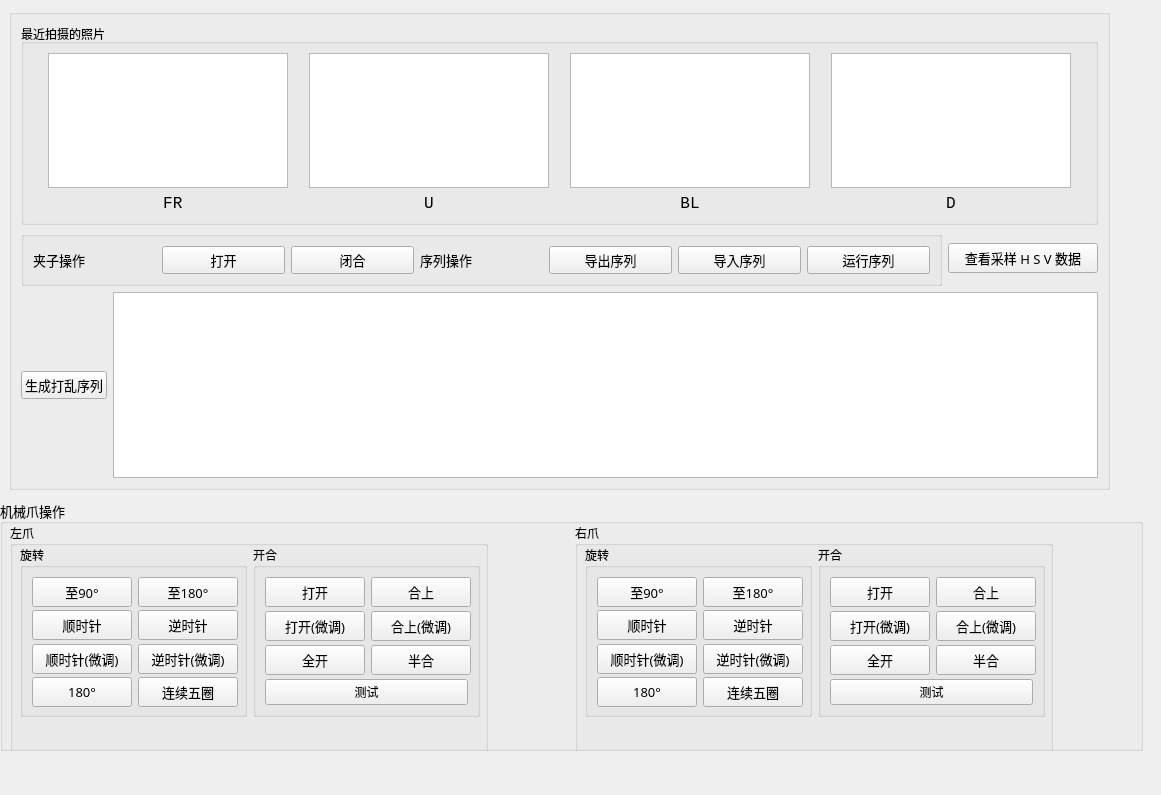
Qt form Cube_Explorer_SPFA_with_Qt/qtWindows/DebugWidget.ui (hovnySiLenCe/Cube_Explorer_SPFA_with_Qt) before a commit.
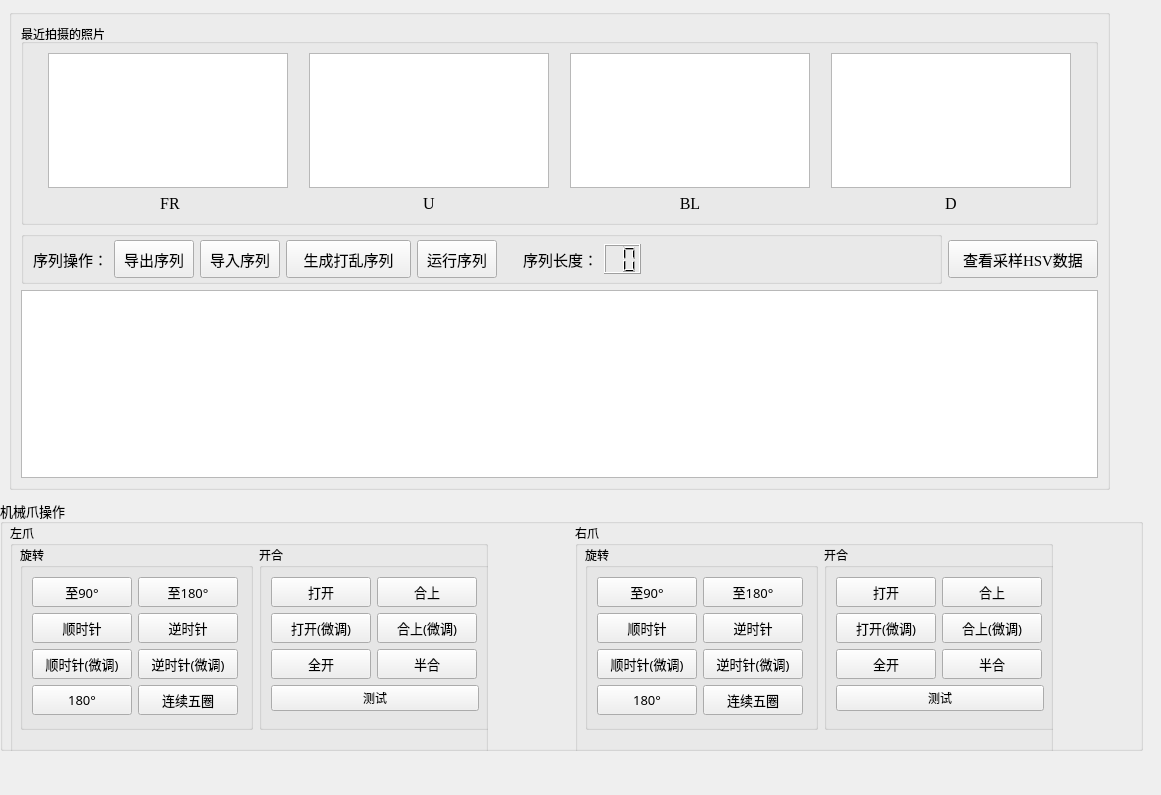
The same form after that commit.

Commit message: promote debug windows

What changed in the file:
```diff
--- a/Cube_Explorer_SPFA_with_Qt/qtWindows/DebugWidget.ui
+++ b/Cube_Explorer_SPFA_with_Qt/qtWindows/DebugWidget.ui
@@ -49,13 +49,13 @@
     <property name="title">
      <string>左爪</string>
     </property>
-    <widget class="QWidget" name="">
+    <widget class="QWidget" name="layoutWidget">
      <property name="geometry">
       <rect>
        <x>10</x>
        <y>22</y>
-       <width>460</width>
-       <height>172</height>
+       <width>471</width>
+       <height>185</height>
       </rect>
      </property>
      <layout class="QHBoxLayout" name="horizontalLayout_4">
@@ -455,13 +455,13 @@
     <property name="title">
      <string>右爪</string>
     </property>
-    <widget class="QWidget" name="">
+    <widget class="QWidget" name="layoutWidget">
      <property name="geometry">
       <rect>
        <x>10</x>
        <y>22</y>
-       <width>460</width>
-       <height>172</height>
+       <width>471</width>
+       <height>185</height>
       </rect>
      </property>
      <layout class="QHBoxLayout" name="horizontalLayout_5">
@@ -892,7 +892,7 @@
           <widget class="QLabel" name="label_FR">
            <property name="font">
             <font>
-             <family>Consolas</family>
+             <family>Times New Roman</family>
              <pointsize>12</pointsize>
              <weight>50</weight>
              <bold>false</bold>
@@ -930,7 +930,7 @@
           <widget class="QLabel" name="label_U">
            <property name="font">
             <font>
-             <family>Consolas</family>
+             <family>Times New Roman</family>
              <pointsize>12</pointsize>
              <weight>50</weight>
              <bold>false</bold>
@@ -968,7 +968,7 @@
           <widget class="QLabel" name="label_BL">
            <property name="font">
             <font>
-             <family>Consolas</family>
+             <family>Times New Roman</family>
              <pointsize>12</pointsize>
              <weight>50</weight>
              <bold>false</bold>
@@ -1006,7 +1006,7 @@
           <widget class="QLabel" name="label_D">
            <property name="font">
             <font>
-             <family>Consolas</family>
+             <family>Times New Roman</family>
              <pointsize>12</pointsize>
              <weight>50</weight>
              <bold>false</bold>
@@ -1029,40 +1029,48 @@
      <layout class="QHBoxLayout" name="horizontalLayout_3">
       <item>
        <widget class="QGroupBox" name="groupBox_2">
+        <property name="font">
+         <font>
+          <family>Times New Roman</family>
+          <pointsize>11</pointsize>
+         </font>
+        </property>
         <property name="title">
          <string/>
         </property>
         <layout class="QHBoxLayout" name="horizontalLayout">
-         <item>
-          <widget class="QLabel" name="label">
-           <property name="text">
-            <string>夹子操作</string>
-           </property>
-          </widget>
-         </item>
-         <item>
-          <widget class="QPushButton" name="btn_clamp_open">
-           <property name="text">
-            <string>打开</string>
-           </property>
-          </widget>
-         </item>
-         <item>
-          <widget class="QPushButton" name="btn_clamp_close">
-           <property name="text">
-            <string>闭合</string>
-           </property>
-          </widget>
-         </item>
+         <property name="topMargin">
+          <number>3</number>
+         </property>
+         <property name="bottomMargin">
+          <number>3</number>
+         </property>
          <item>
           <widget class="QLabel" name="label_2">
            <property name="text">
-            <string>序列操作</string>
+            <string>序列操作：</string>
            </property>
           </widget>
          </item>
          <item>
           <widget class="QPushButton" name="btn_save">
+           <property name="sizePolicy">
+            <sizepolicy hsizetype="Minimum" vsizetype="Maximum">
+             <horstretch>0</horstretch>
+             <verstretch>0</verstretch>
+            </sizepolicy>
+           </property>
+           <property name="minimumSize">
+            <size>
+             <width>0</width>
+             <height>38</height>
+            </size>
+           </property>
+           <property name="font">
+            <font>
+             <pointsize>11</pointsize>
+            </font>
+           </property>
            <property name="text">
             <string>导出序列</string>
            </property>
@@ -1070,40 +1078,181 @@
          </item>
          <item>
           <widget class="QPushButton" name="btn_open">
+           <property name="sizePolicy">
+            <sizepolicy hsizetype="Minimum" vsizetype="Maximum">
+             <horstretch>0</horstretch>
+             <verstretch>0</verstretch>
+            </sizepolicy>
+           </property>
+           <property name="minimumSize">
+            <size>
+             <width>0</width>
+             <height>38</height>
+            </size>
+           </property>
+           <property name="font">
+            <font>
+             <pointsize>11</pointsize>
+            </font>
+           </property>
            <property name="text">
             <string>导入序列</string>
            </property>
           </widget>
          </item>
+         <item>
+          <widget class="QPushButton" name="btn_create">
+           <property name="sizePolicy">
+            <sizepolicy hsizetype="Maximum" vsizetype="Maximum">
+             <horstretch>0</horstretch>
+             <verstretch>0</verstretch>
+            </sizepolicy>
+           </property>
+           <property name="minimumSize">
+            <size>
+             <width>125</width>
+             <height>38</height>
+            </size>
+           </property>
+           <property name="font">
+            <font>
+             <pointsize>11</pointsize>
+            </font>
+           </property>
+           <property name="text">
+            <string>生成打乱序列</string>
+           </property>
+          </widget>
+         </item>
          <item>
           <widget class="QPushButton" name="btn_run">
+           <property name="sizePolicy">
+            <sizepolicy hsizetype="Minimum" vsizetype="Maximum">
+             <horstretch>0</horstretch>
+             <verstretch>0</verstretch>
+            </sizepolicy>
+           </property>
+           <property name="minimumSize">
+            <size>
+             <width>0</width>
+             <height>38</height>
+            </size>
+           </property>
+           <property name="font">
+            <font>
+             <pointsize>11</pointsize>
+            </font>
+           </property>
            <property name="text">
             <string>运行序列</string>
            </property>
           </widget>
          </item>
+         <item>
+          <spacer name="horizontalSpacer_2">
+           <property name="orientation">
+            <enum>Qt::Horizontal</enum>
+           </property>
+           <property name="sizeType">
+            <enum>QSizePolicy::Minimum</enum>
+           </property>
+           <property name="sizeHint" stdset="0">
+            <size>
+             <width>20</width>
+             <height>20</height>
+            </size>
+           </property>
+          </spacer>
+         </item>
+         <item>
+          <widget class="QLabel" name="label_1">
+           <property name="text">
+            <string>序列长度：</string>
+           </property>
+          </widget>
+         </item>
+         <item>
+          <widget class="QLCDNumber" name="seqs_length">
+           <property name="sizePolicy">
+            <sizepolicy hsizetype="Minimum" vsizetype="Maximum">
+             <horstretch>0</horstretch>
+             <verstretch>0</verstretch>
+            </sizepolicy>
+           </property>
+           <property name="minimumSize">
+            <size>
+             <width>0</width>
+             <height>30</height>
+            </size>
+           </property>
+           <property name="font">
+            <font>
+             <pointsize>11</pointsize>
+             <weight>75</weight>
+             <bold>true</bold>
+            </font>
+           </property>
+           <property name="frameShape">
+            <enum>QFrame::Box</enum>
+           </property>
+           <property name="digitCount">
+            <number>2</number>
+           </property>
+           <property name="segmentStyle">
+            <enum>QLCDNumber::Filled</enum>
+           </property>
+           <property name="intValue" stdset="0">
+            <number>0</number>
+           </property>
+          </widget>
+         </item>
+         <item>
+          <spacer name="horizontalSpacer">
+           <property name="orientation">
+            <enum>Qt::Horizontal</enum>
+           </property>
+           <property name="sizeHint" stdset="0">
+            <size>
+             <width>40</width>
+             <height>20</height>
+            </size>
+           </property>
+          </spacer>
+         </item>
         </layout>
        </widget>
       </item>
       <item>
        <widget class="QPushButton" name="btn_showLastSample">
+        <property name="sizePolicy">
+         <sizepolicy hsizetype="Minimum" vsizetype="Maximum">
+          <horstretch>0</horstretch>
+          <verstretch>0</verstretch>
+         </sizepolicy>
+        </property>
         <property name="minimumSize">
          <size>
           <width>150</width>
-          <height>0</height>
+          <height>38</height>
          </size>
         </property>
         <property name="maximumSize">
          <size>
           <width>150</width>
-          <height>30</height>
+          <height>35</height>
          </size>
         </property>
+        <property name="font">
+         <font>
+          <family>Times New Roman</family>
+          <pointsize>11</pointsize>
+         </font>
+        </property>
         <property name="layoutDirection">
          <enum>Qt::LeftToRight</enum>
         </property>
         <property name="text">
-         <string>查看采样 H S V 数据</string>
+         <string>查看采样HSV数据</string>
         </property>
        </widget>
       </item>
@@ -1112,15 +1261,15 @@
     <item>
      <layout class="QHBoxLayout" name="horizontalLayout_2">
       <item>
-       <widget class="QPushButton" name="btn_create">
-        <property name="text">
-         <string>生成打乱序列</string>
+       <widget class="QTextEdit" name="textEdit">
+        <property name="font">
+         <font>
+          <family>Consolas</family>
+          <pointsize>11</pointsize>
+         </font>
         </property>
        </widget>
       </item>
-      <item>
-       <widget class="QTextEdit" name="textEdit"/>
-      </item>
      </layout>
     </item>
    </layout>
```
Left out of the diff: 6 changed lines with no effect on the pictures. The commit also changes 4 other files.
